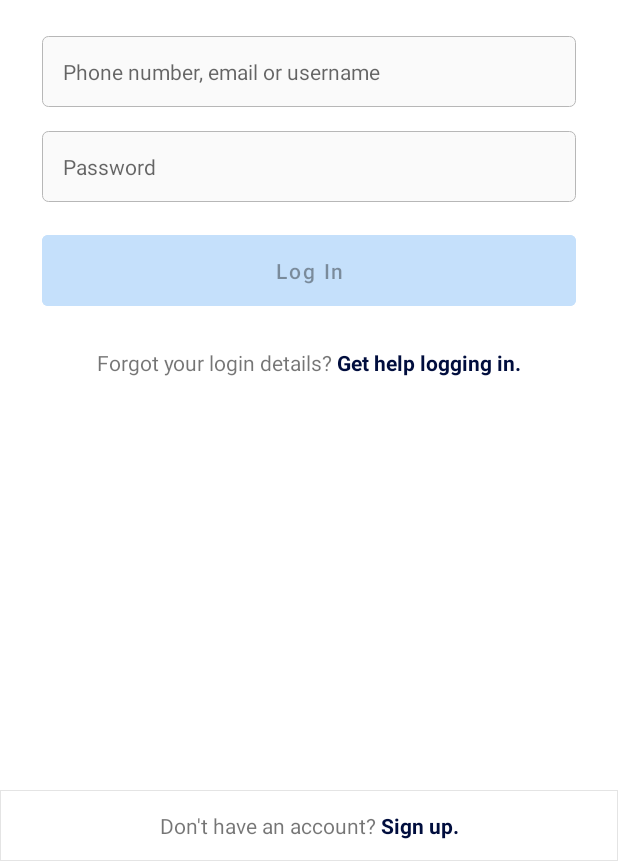
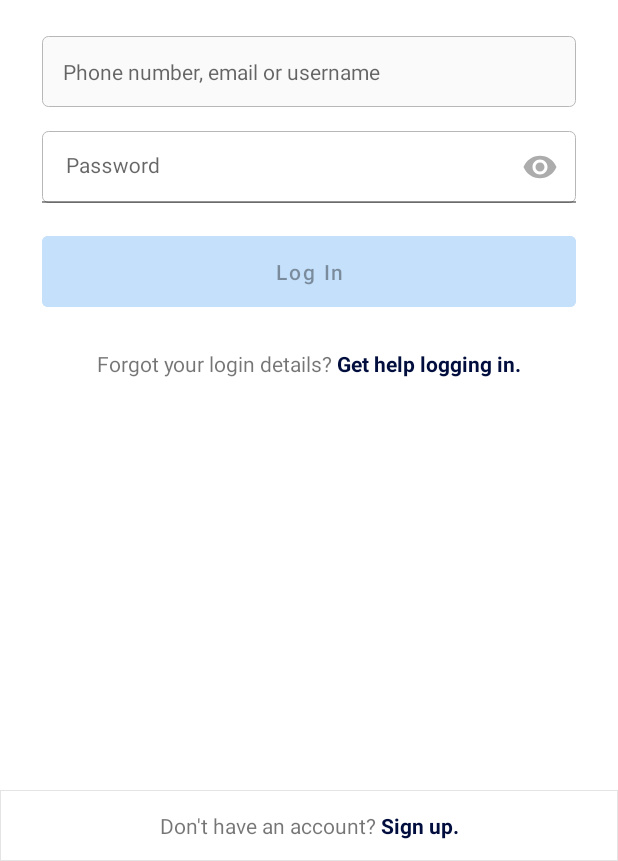
Before and after one commit to 1407arjun/InstagramClone, an Android app: the screen it shows after launch (LoginActivity), on a phone screen of 412 x 824 dp, the part 375-1236 px from its top. Run offline under Robolectric (Android 15) with nearby library versions, the phone set to English and light mode, and no system bars; our stand-ins replace Firebase (no records; nobody signed in at launch, a user with empty details on screens opened directly).

Commit message:
Updated UI of SearchFragment and LoginActivity and Added search_cardview.xml

```diff
--- /dev/null
+++ b/app/src/main/res/drawable-anydpi/ic_toggle_pwd.xml
@@ -0,0 +1,11 @@
+<vector xmlns:android="http://schemas.android.com/apk/res/android"
+    android:width="24dp"
+    android:height="24dp"
+    android:viewportWidth="24"
+    android:viewportHeight="24"
+    android:tint="#333333"
+    android:alpha="0.6">
+  <path
+      android:fillColor="@android:color/white"
+      android:pathData="M12,4.5C7,4.5 2.73,7.61 1,12c1.73,4.39 6,7.5 11,7.5s9.27,-3.11 11,-7.5c-1.73,-4.39 -6,-7.5 -11,-7.5zM12,17c-2.76,0 -5,-2.24 -5,-5s2.24,-5 5,-5 5,2.24 5,5 -2.24,5 -5,5zM12,9c-1.66,0 -3,1.34 -3,3s1.34,3 3,3 3,-1.34 3,-3 -1.34,-3 -3,-3z"/>
+</vector>
--- a/app/src/main/res/layout/activity_login.xml
+++ b/app/src/main/res/layout/activity_login.xml
@@ -50,21 +50,31 @@
             android:background="@drawable/edit_text_background"
             android:ems="10"
             android:hint="@string/login_uid"
-            android:inputType="textEmailAddress"
+            android:inputType="textShortMessage|textAutoCorrect|textEmailAddress"
             android:padding="14dp"
             android:textSize="14sp" />
 
-        <EditText
-            android:id="@+id/loginPasswordEditText"
+        <com.google.android.material.textfield.TextInputLayout
             android:layout_width="match_parent"
             android:layout_height="wrap_content"
             android:layout_margin="8dp"
+            android:hint="@string/login_pwd"
             android:background="@drawable/edit_text_background"
-            android:ems="10"
-            android:hint="@string/login_pwd"
-            android:inputType="textPassword"
-            android:padding="14dp"
-            android:textSize="14sp" />
+            android:textColorHint="@android:color/hint_foreground_material_light"
+            app:endIconDrawable="@drawable/ic_toggle_pwd"
+            app:endIconMode="password_toggle">
+
+            <EditText
+                android:id="@+id/loginPasswordEditText"
+                android:layout_width="match_parent"
+                android:layout_height="wrap_content"
+                android:background="@android:color/transparent"
+                android:ems="10"
+                android:inputType="textPassword"
+                android:padding="14dp"
+                android:textSize="14sp" />
+
+        </com.google.android.material.textfield.TextInputLayout>
 
         <FrameLayout
             android:layout_width="match_parent"
--- a/app/src/main/res/values/strings.xml
+++ b/app/src/main/res/values/strings.xml
@@ -6,4 +6,5 @@
     <string name="login_ask">Don\'t have an account? <font color="#000D3D"><b>Sign up.</b></font></string>
     <string name="help_signin">Forgot your login details? <font color="#000D3D"><b>Get help logging in.</b></font></string>
     <string name="new_post">New Post</string>
+    <string name="search">Search</string>
 </resources>
```
Also changed, not shown: app/src/main/res/layout/fragment_search.xml (+55 -6 lines), app/src/main/res/layout/search_cardview.xml (added, +52 -0 lines), app/src/main/res/drawable-hdpi/ic_toggle_pwd.png (added), app/src/main/res/drawable-mdpi/ic_toggle_pwd.png (added), app/src/main/res/drawable-xhdpi/ic_toggle_pwd.png (added), app/src/main/res/drawable-xxhdpi/ic_toggle_pwd.png (added).
